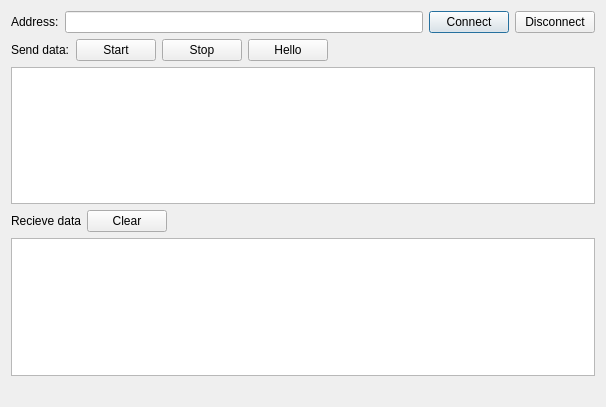
First picture: the form in connector/Connector.ui, repository tujiaw/asio, before the edit.
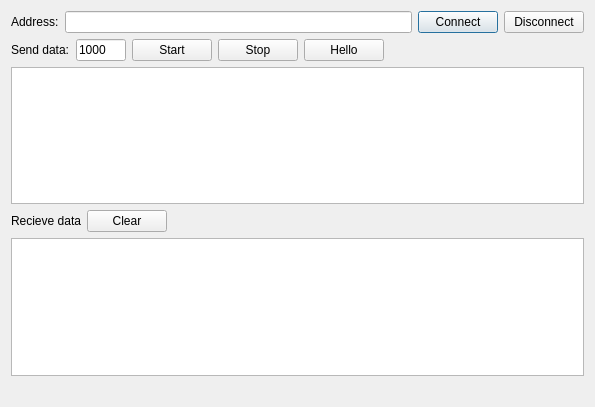
Second picture: the form after the edit.

What changed in the file:
```diff
--- a/connector/Connector.ui
+++ b/connector/Connector.ui
@@ -6,7 +6,7 @@
    <rect>
     <x>0</x>
     <y>0</y>
-    <width>606</width>
+    <width>595</width>
     <height>407</height>
    </rect>
   </property>
@@ -51,6 +51,19 @@
        </property>
       </widget>
      </item>
+     <item>
+      <widget class="QLineEdit" name="leIntervalMillisecond">
+       <property name="maximumSize">
+        <size>
+         <width>50</width>
+         <height>16777215</height>
+        </size>
+       </property>
+       <property name="text">
+        <string>1000</string>
+       </property>
+      </widget>
+     </item>
      <item>
       <widget class="QPushButton" name="pbStart">
        <property name="text">
```
